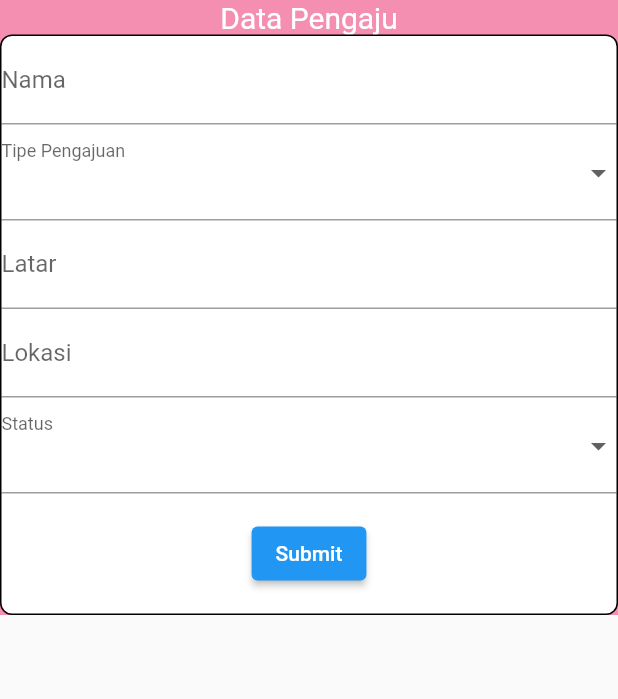
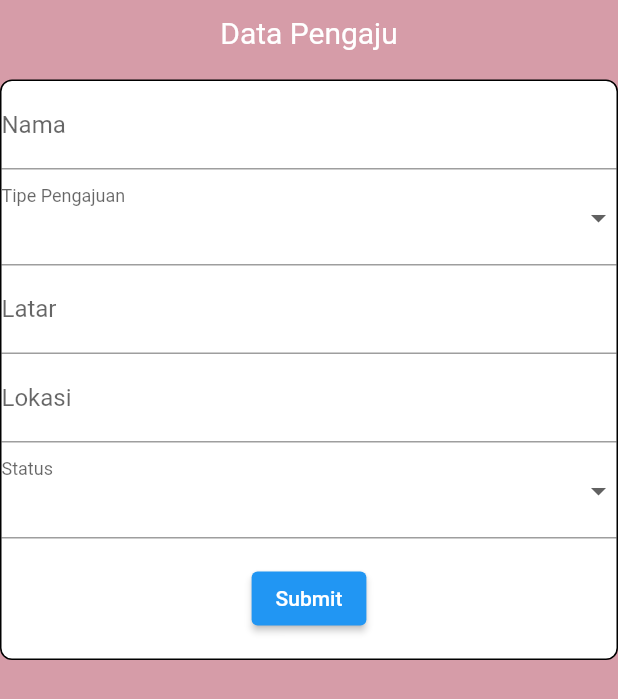
Before and after one commit to Adjisyahrul/B02-HelPINK-U, a Flutter app: the FormPengajuan widget shown alone on an empty page, opened directly, on a phone screen of 412 x 824 dp. Shown: the top 699 px of the screen. Run offline on Flutter 3.47's test engine with Material 2 defaults, Android fonts, the phone set to English and light mode, and no system bars.

Commit message:
Update pengajuan warna

```diff
--- a/lib/pengajuan/pengajuan.dart
+++ b/lib/pengajuan/pengajuan.dart
@@ -18,21 +18,31 @@ class FormPengajuanState extends State<FormPengajuan> {
   Widget build(BuildContext context) {
     return Form(
       key: _formKey,
-      child: Column(
+      child: Container(
+          color: Color.fromRGBO(214, 156, 168, 1),
+          child:Column(
           crossAxisAlignment: CrossAxisAlignment.center,
           children: <Widget>[
             Container(
-            color: Colors.pink[200],
+              color: Color.fromRGBO(214, 156, 168, 1),
               alignment: Alignment.center,
               child: Column(
                 crossAxisAlignment: CrossAxisAlignment.center,
                 children: <Widget> [
+
+                  SizedBox(
+                    height: 10,
+                  ),
 
                   Text(
                     'Data Pengaju',
                     style: TextStyle(
                       color: Colors.white,
                       fontSize: 20,)
+                    ),
+
+                  SizedBox(
+                    height: 20,
                   ),
 
                   Container(
@@ -63,7 +73,7 @@ class FormPengajuanState extends State<FormPengajuan> {
 
                         DropdownButtonFormField(
                           value: currentPengajuan,
-                        items: <String>[' ', 'Isolasi', 'Permohonan Dana'].map<DropdownMenuItem<String>>((String tipePengajuan){
+                          items: <String>[' ', 'Dana', 'Tempat Isolasi', 'Bantuan Medis'].map<DropdownMenuItem<String>>((String tipePengajuan){
                             return DropdownMenuItem(
                               value: tipePengajuan,
                               child: Text(tipePengajuan),);
@@ -106,7 +116,7 @@ class FormPengajuanState extends State<FormPengajuan> {
 
                         DropdownButtonFormField(
                           value: currentStatus,
-                        items: <String>[' ', 'Pending', 'Accepted'].map<DropdownMenuItem<String>>((String status){
+                          items: <String>[' ', 'Diterima', 'Ditolak', 'Pending'].map<DropdownMenuItem<String>>((String status){
                             return DropdownMenuItem(
                               value: status,
                               child: Text(status),);
@@ -138,10 +148,16 @@ class FormPengajuanState extends State<FormPengajuan> {
                       ],
                     ),
                   ),
+
+                  SizedBox(
+                    height: 20,
+                  ),
+
               ],)
             ),
           ],
         ),
+      )
     );
   }
 }
```
Lines whose indentation alone changed are shown as unchanged.
